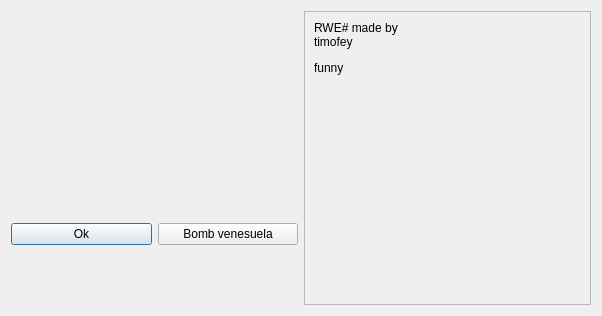
timofey260/RWE-Sharp, file ui/uifiles/aboutdialog.ui: the form before one commit.
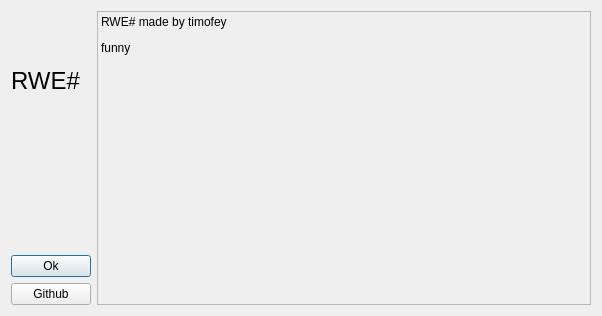
The form after the commit. Icons and pictures are not drawn.

Patch:
```diff
--- a/ui/uifiles/aboutdialog.ui
+++ b/ui/uifiles/aboutdialog.ui
@@ -10,10 +10,44 @@
     <height>316</height>
    </rect>
   </property>
+  <property name="sizePolicy">
+   <sizepolicy hsizetype="Minimum" vsizetype="Preferred">
+    <horstretch>0</horstretch>
+    <verstretch>0</verstretch>
+   </sizepolicy>
+  </property>
   <property name="windowTitle">
    <string>Dialog</string>
   </property>
   <layout class="QGridLayout" name="gridLayout">
+   <item row="0" column="2">
+    <widget class="QLabel" name="label">
+     <property name="sizePolicy">
+      <sizepolicy hsizetype="Minimum" vsizetype="Preferred">
+       <horstretch>2</horstretch>
+       <verstretch>0</verstretch>
+      </sizepolicy>
+     </property>
+     <property name="frameShape">
+      <enum>QFrame::Shape::StyledPanel</enum>
+     </property>
+     <property name="frameShadow">
+      <enum>QFrame::Shadow::Raised</enum>
+     </property>
+     <property name="text">
+      <string>&lt;html&gt;&lt;head/&gt;&lt;body&gt;&lt;p&gt;RWE# made by timofey&lt;/p&gt;&lt;p&gt;funny&lt;/p&gt;&lt;/body&gt;&lt;/html&gt;</string>
+     </property>
+     <property name="textFormat">
+      <enum>Qt::TextFormat::AutoText</enum>
+     </property>
+     <property name="alignment">
+      <set>Qt::AlignmentFlag::AlignLeading|Qt::AlignmentFlag::AlignLeft|Qt::AlignmentFlag::AlignTop</set>
+     </property>
+     <property name="wordWrap">
+      <bool>true</bool>
+     </property>
+    </widget>
+   </item>
    <item row="0" column="0">
     <layout class="QVBoxLayout" name="verticalLayout">
      <property name="sizeConstraint">
@@ -22,9 +56,9 @@
      <item>
       <widget class="QFrame" name="frame">
        <property name="sizePolicy">
-        <sizepolicy hsizetype="Fixed" vsizetype="Fixed">
-         <horstretch>50</horstretch>
-         <verstretch>50</verstretch>
+        <sizepolicy hsizetype="Preferred" vsizetype="Preferred">
+         <horstretch>0</horstretch>
+         <verstretch>0</verstretch>
         </sizepolicy>
        </property>
        <property name="minimumSize">
@@ -49,7 +83,28 @@
         <enum>QFrame::Shape::NoFrame</enum>
        </property>
        <property name="frameShadow">
-        <enum>QFrame::Shadow::Raised</enum>
+        <enum>QFrame::Shadow::Plain</enum>
+       </property>
+       <property name="lineWidth">
+        <number>0</number>
+       </property>
+      </widget>
+     </item>
+     <item>
+      <widget class="QLabel" name="label_2">
+       <property name="font">
+        <font>
+         <pointsize>18</pointsize>
+        </font>
+       </property>
+       <property name="text">
+        <string>RWE#</string>
+       </property>
+       <property name="scaledContents">
+        <bool>false</bool>
+       </property>
+       <property name="alignment">
+        <set>Qt::AlignmentFlag::AlignLeading|Qt::AlignmentFlag::AlignLeft|Qt::AlignmentFlag::AlignVCenter</set>
        </property>
       </widget>
      </item>
@@ -59,7 +114,7 @@
         <enum>Qt::Orientation::Vertical</enum>
        </property>
        <property name="sizeType">
-        <enum>QSizePolicy::Policy::Preferred</enum>
+        <enum>QSizePolicy::Policy::Expanding</enum>
        </property>
        <property name="sizeHint" stdset="0">
         <size>
@@ -70,66 +125,21 @@
       </spacer>
      </item>
      <item>
-      <layout class="QHBoxLayout" name="horizontalLayout">
-       <property name="sizeConstraint">
-        <enum>QLayout::SizeConstraint::SetMinimumSize</enum>
+      <widget class="QPushButton" name="pushButton">
+       <property name="text">
+        <string>Ok</string>
        </property>
-       <item>
-        <widget class="QPushButton" name="pushButton">
-         <property name="text">
-          <string>Ok</string>
-         </property>
-        </widget>
-       </item>
-       <item>
-        <widget class="QPushButton" name="pushButton_2">
-         <property name="text">
-          <string>Bomb venesuela</string>
-         </property>
-        </widget>
-       </item>
-      </layout>
+      </widget>
+     </item>
+     <item>
+      <widget class="QPushButton" name="pushButton_2">
+       <property name="text">
+        <string>Github</string>
+       </property>
+      </widget>
      </item>
     </layout>
    </item>
-   <item row="0" column="2">
-    <widget class="QFrame" name="frame_2">
-     <property name="sizePolicy">
-      <sizepolicy hsizetype="Preferred" vsizetype="Preferred">
-       <horstretch>0</horstretch>
-       <verstretch>0</verstretch>
-      </sizepolicy>
-     </property>
-     <property name="frameShape">
-      <enum>QFrame::Shape::StyledPanel</enum>
-     </property>
-     <property name="frameShadow">
-      <enum>QFrame::Shadow::Raised</enum>
-     </property>
-     <widget class="QLabel" name="label">
-      <property name="geometry">
-       <rect>
-        <x>10</x>
-        <y>10</y>
-        <width>91</width>
-        <height>271</height>
-       </rect>
-      </property>
-      <property name="text">
-       <string>&lt;html&gt;&lt;head/&gt;&lt;body&gt;&lt;p&gt;RWE# made by timofey&lt;/p&gt;&lt;p&gt;funny&lt;/p&gt;&lt;/body&gt;&lt;/html&gt;</string>
-      </property>
-      <property name="textFormat">
-       <enum>Qt::TextFormat::AutoText</enum>
-      </property>
-      <property name="alignment">
-       <set>Qt::AlignmentFlag::AlignLeading|Qt::AlignmentFlag::AlignLeft|Qt::AlignmentFlag::AlignTop</set>
-      </property>
-      <property name="wordWrap">
-       <bool>true</bool>
-      </property>
-     </widget>
-    </widget>
-   </item>
   </layout>
  </widget>
  <resources>
```
Left out of the diff: 24 changed lines with no effect on the pictures.
